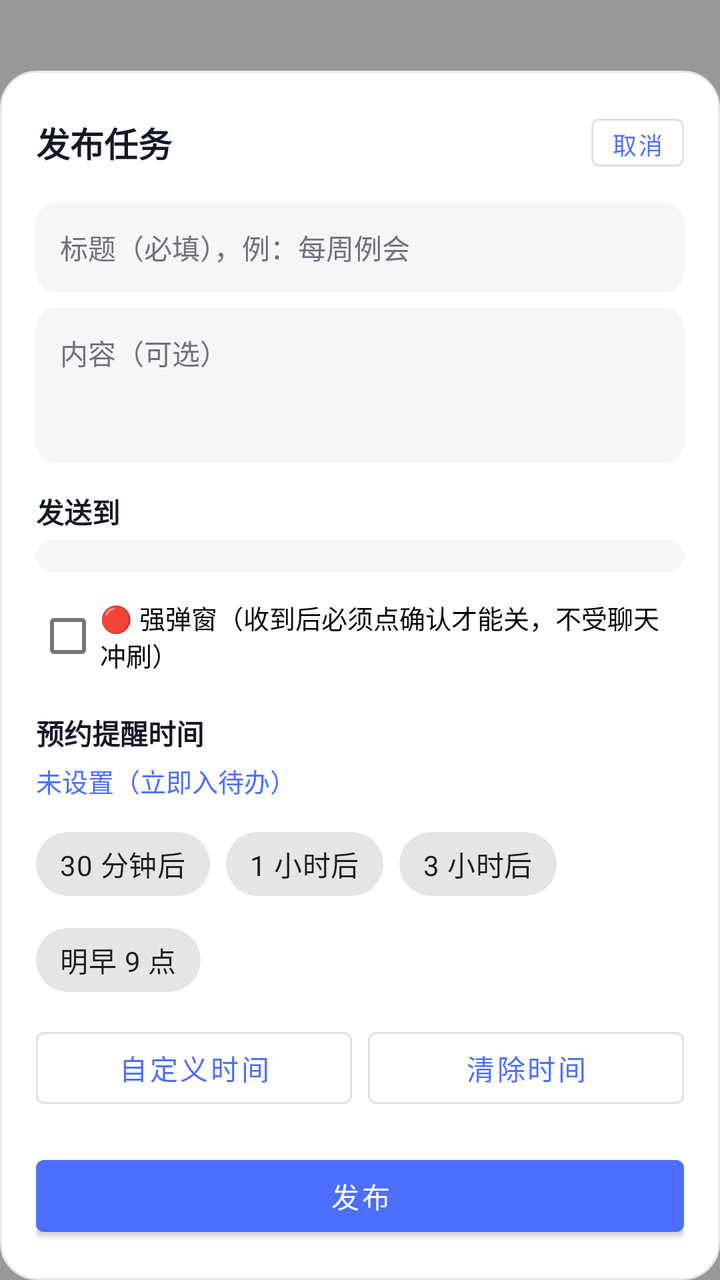
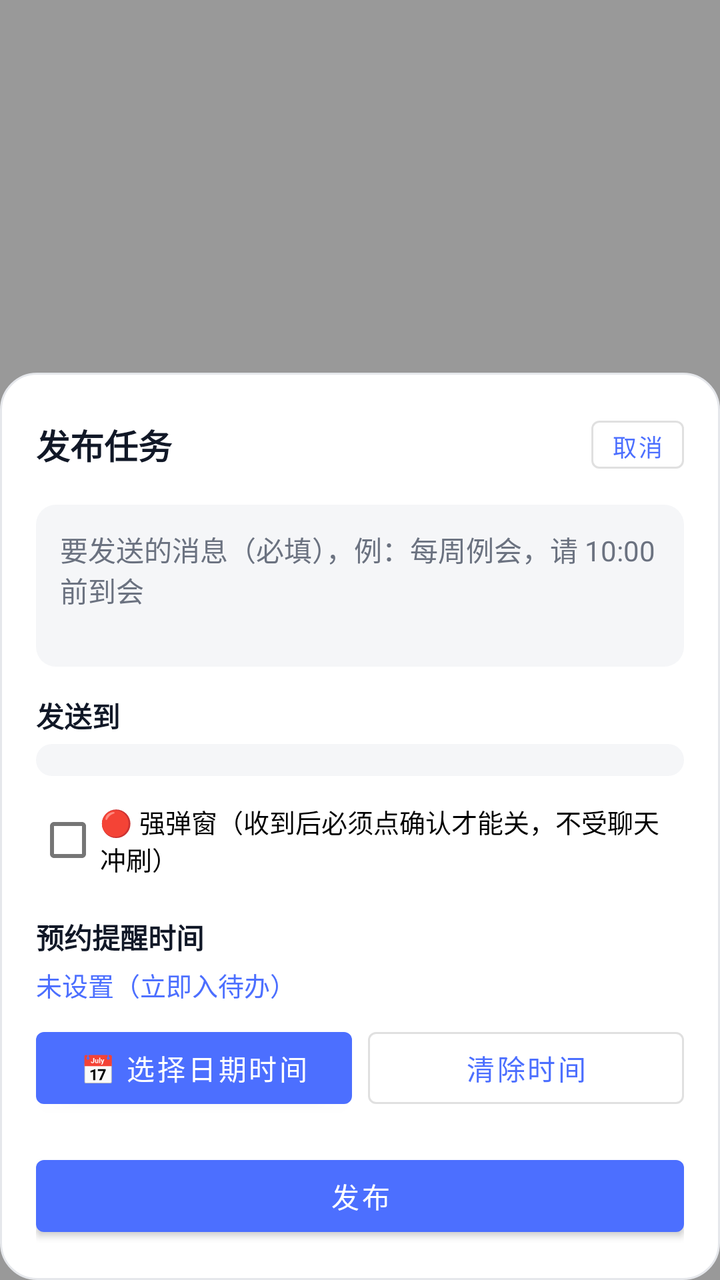

Compare the two renders of this Android layout. The source of the first and the diff that turns it into the second are given below.
<!-- AndroidManifest.xml: activity theme Theme.NoticeFloat.HalfScreen -->
<!-- res/layout/activity_publisher.xml -->
<?xml version="1.0" encoding="utf-8"?>
<FrameLayout xmlns:android="http://schemas.android.com/apk/res/android"
    android:layout_width="match_parent"
    android:layout_height="match_parent"
    android:background="#66000000">

    
    <LinearLayout
        android:layout_width="match_parent"
        android:layout_height="wrap_content"
        android:layout_gravity="bottom"
        android:orientation="vertical"
        android:background="@drawable/bg_panel"
        android:padding="18dp">

        <LinearLayout
            android:layout_width="match_parent"
            android:layout_height="wrap_content"
            android:orientation="horizontal"
            android:gravity="center_vertical">

            <TextView
                android:layout_width="0dp"
                android:layout_weight="1"
                android:layout_height="wrap_content"
                android:text="发布任务"
                android:textColor="@color/text_primary"
                android:textSize="17sp"
                android:textStyle="bold" />

            <Button
                android:id="@+id/btnClose"
                style="?attr/materialButtonOutlinedStyle"
                android:layout_width="wrap_content"
                android:layout_height="36dp"
                android:minWidth="0dp"
                android:paddingHorizontal="10dp"
                android:text="取消"
                android:textSize="12sp" />
        </LinearLayout>

        <EditText
            android:id="@+id/etTitle"
            android:layout_width="match_parent"
            android:layout_height="wrap_content"
            android:layout_marginTop="12dp"
            android:background="@drawable/bg_input"
            android:hint="标题（必填），例：每周例会"
            android:padding="12dp"
            android:inputType="text"
            android:maxLines="1"
            android:textColor="@color/text_primary"
            android:textColorHint="@color/text_secondary"
            android:textSize="14sp" />

        <EditText
            android:id="@+id/etContent"
            android:layout_width="match_parent"
            android:layout_height="wrap_content"
            android:layout_marginTop="8dp"
            android:background="@drawable/bg_input"
            android:hint="内容（可选）"
            android:gravity="top|start"
            android:minLines="3"
            android:padding="12dp"
            android:inputType="textMultiLine"
            android:textColor="@color/text_primary"
            android:textColorHint="@color/text_secondary"
            android:textSize="14sp" />

        <TextView
            android:layout_width="match_parent"
            android:layout_height="wrap_content"
            android:layout_marginTop="14dp"
            android:text="发送到"
            android:textColor="@color/text_primary"
            android:textSize="14sp"
            android:textStyle="bold" />

        <Spinner
            android:id="@+id/spTarget"
            android:layout_width="match_parent"
            android:layout_height="wrap_content"
            android:layout_marginTop="4dp"
            android:background="@drawable/bg_input"
            android:padding="8dp" />

        <CheckBox
            android:id="@+id/cbUrgent"
            android:layout_width="match_parent"
            android:layout_height="wrap_content"
            android:layout_marginTop="8dp"
            android:text="🔴 强弹窗（收到后必须点确认才能关，不受聊天冲刷）"
            android:textSize="13sp" />

        <TextView
            android:layout_width="match_parent"
            android:layout_height="wrap_content"
            android:layout_marginTop="14dp"
            android:text="预约提醒时间"
            android:textColor="@color/text_primary"
            android:textSize="14sp"
            android:textStyle="bold" />

        <TextView
            android:id="@+id/tvTime"
            android:layout_width="match_parent"
            android:layout_height="wrap_content"
            android:layout_marginTop="4dp"
            android:text="未设置（立即入待办）"
            android:textColor="@color/brand"
            android:textSize="13sp" />

        <com.google.android.material.chip.ChipGroup
            android:layout_width="match_parent"
            android:layout_height="wrap_content"
            android:layout_marginTop="8dp">
            <com.google.android.material.chip.Chip
                android:id="@+id/chipIn30m"
                android:layout_width="wrap_content"
                android:layout_height="wrap_content"
                android:text="30 分钟后" />
            <com.google.android.material.chip.Chip
                android:id="@+id/chipIn1h"
                android:layout_width="wrap_content"
                android:layout_height="wrap_content"
                android:text="1 小时后" />
            <com.google.android.material.chip.Chip
                android:id="@+id/chipIn3h"
                android:layout_width="wrap_content"
                android:layout_height="wrap_content"
                android:text="3 小时后" />
            <com.google.android.material.chip.Chip
                android:id="@+id/chipTomorrow9"
                android:layout_width="wrap_content"
                android:layout_height="wrap_content"
                android:text="明早 9 点" />
        </com.google.android.material.chip.ChipGroup>

        <LinearLayout
            android:layout_width="match_parent"
            android:layout_height="wrap_content"
            android:layout_marginTop="6dp"
            android:orientation="horizontal">

            <Button
                android:id="@+id/btnPickTime"
                style="?attr/materialButtonOutlinedStyle"
                android:layout_width="0dp"
                android:layout_weight="1"
                android:layout_height="wrap_content"
                android:text="自定义时间" />

            <Button
                android:id="@+id/btnClearTime"
                style="?attr/materialButtonOutlinedStyle"
                android:layout_width="0dp"
                android:layout_weight="1"
                android:layout_height="wrap_content"
                android:layout_marginStart="8dp"
                android:text="清除时间" />
        </LinearLayout>

        <Button
            android:id="@+id/btnPublish"
            android:layout_width="match_parent"
            android:layout_height="wrap_content"
            android:layout_marginTop="16dp"
            android:text="发布" />

    </LinearLayout>
</FrameLayout>
<!-- resources referenced by this layout -->
<resources>
  <color name="brand">#4C6FFF</color>
  <color name="text_primary">#111827</color>
  <color name="text_secondary">#6B7280</color>
  <!-- drawable bg_input (drawable) -->
  <?xml version="1.0" encoding="utf-8"?>
  <shape xmlns:android="http://schemas.android.com/apk/res/android" android:shape="rectangle">
      <corners android:radius="10dp" />
      <solid android:color="@color/bg_dim" />
  </shape>
  <!-- drawable bg_panel (drawable) -->
  <?xml version="1.0" encoding="utf-8"?>
  <shape xmlns:android="http://schemas.android.com/apk/res/android" android:shape="rectangle">
      <corners android:radius="18dp" />
      <solid android:color="@color/bg" />
      <stroke android:width="1dp" android:color="@color/divider" />
  </shape>
  <style name="Theme.NoticeFloat.HalfScreen" parent="Theme.NoticeFloat">
          <item name="android:windowIsFloating">false</item>
          <item name="android:windowBackground">@android:color/transparent</item>
          <item name="android:windowIsTranslucent">true</item>
          <item name="android:backgroundDimEnabled">true</item>
      </style>
  <color name="bg_dim">#F5F6F8</color>
  <color name="bg">#FFFFFF</color>
  <color name="divider">#E5E7EB</color>
  <style name="Theme.NoticeFloat" parent="Theme.MaterialComponents.Light.NoActionBar">
          <item name="colorPrimary">@color/brand</item>
          <item name="colorPrimaryDark">@color/brand_dark</item>
          <item name="colorAccent">@color/brand</item>
          <item name="android:windowLightStatusBar" tools:targetApi="m">true</item>
          <item name="android:statusBarColor">@android:color/transparent</item>
          <item name="android:windowBackground">@color/bg</item>
          <item name="android:textColor">@color/text_primary</item>
          <item name="android:textColorHint">@color/text_secondary</item>
          
          <item name="android:datePickerDialogTheme">@style/NoticeFloat.PickerDialog</item>
          <item name="android:timePickerDialogTheme">@style/NoticeFloat.PickerDialog</item>
          <item name="android:editTextStyle">@style/NoticeFloat.EditText</item>
      </style>
  <color name="brand_dark">#2246C7</color>
  <style name="NoticeFloat.PickerDialog" parent="Theme.MaterialComponents.Light.Dialog">
          <item name="colorPrimary">@color/brand</item>
          <item name="colorAccent">@color/brand</item>
          <item name="android:textColorPrimary">@color/text_primary</item>
          <item name="android:textColor">@color/text_primary</item>
          <item name="android:windowBackground">@color/bg</item>
      </style>
  <style name="NoticeFloat.EditText" parent="Widget.AppCompat.EditText">
          <item name="android:textColor">@color/text_primary</item>
          <item name="android:textColorHint">@color/text_secondary</item>
          <item name="android:textCursorDrawable">@null</item>
      </style>
</resources>

<!-- the commit's change to res/layout/activity_publisher.xml (unified diff, before → after) -->
@@ -42,24 +42,50 @@
         <EditText
             android:id="@+id/etTitle"
             android:layout_width="match_parent"
+            android:layout_height="0dp"
+            android:layout_weight="0"
+            android:visibility="gone" />
+
+        
+        <LinearLayout
+            android:id="@+id/voiceBar"
+            android:layout_width="match_parent"
+            android:layout_height="wrap_content"
+            android:layout_marginTop="8dp"
+            android:orientation="horizontal"
+            android:gravity="center_vertical"
+            android:background="#FEF3C7"
+            android:padding="10dp"
+            android:visibility="gone">
+
+            <TextView
+                android:id="@+id/tvVoiceStatus"
+                android:layout_width="0dp"
+                android:layout_height="wrap_content"
+                android:layout_weight="1"
+                android:text="🎙 聆听中…"
+                android:textColor="#92400E"
+                android:textSize="13sp"
+                android:textStyle="bold" />
+
+            <Button
+                android:id="@+id/btnVoiceStop"
+                style="?attr/materialButtonOutlinedStyle"
+                android:layout_width="wrap_content"
+                android:layout_height="wrap_content"
+                android:minWidth="0dp"
+                android:paddingHorizontal="12dp"
+                android:text="停止/重录"
+                android:textSize="12sp" />
+        </LinearLayout>
+
+        <EditText
+            android:id="@+id/etContent"
+            android:layout_width="match_parent"
             android:layout_height="wrap_content"
             android:layout_marginTop="12dp"
             android:background="@drawable/bg_input"
-            android:hint="标题（必填），例：每周例会"
-            android:padding="12dp"
-            android:inputType="text"
-            android:maxLines="1"
-            android:textColor="@color/text_primary"
-            android:textColorHint="@color/text_secondary"
-            android:textSize="14sp" />
-
-        <EditText
-            android:id="@+id/etContent"
-            android:layout_width="match_parent"
-            android:layout_height="wrap_content"
-            android:layout_marginTop="8dp"
-            android:background="@drawable/bg_input"
-            android:hint="内容（可选）"
+            android:hint="要发送的消息（必填），例：每周例会，请 10:00 前到会"
             android:gravity="top|start"
             android:minLines="3"
             android:padding="12dp"
@@ -86,6 +112,14 @@
             android:padding="8dp" />
 
         <CheckBox
+            android:id="@+id/cbBroadcast"
+            android:layout_width="match_parent"
+            android:layout_height="wrap_content"
+            android:layout_marginTop="0dp"
+            android:visibility="gone"
+            android:text="" />
+
+        <CheckBox
             android:id="@+id/cbUrgent"
             android:layout_width="match_parent"
             android:layout_height="wrap_content"
@@ -111,10 +145,11 @@
             android:textColor="@color/brand"
             android:textSize="13sp" />
 
+        
         <com.google.android.material.chip.ChipGroup
             android:layout_width="match_parent"
-            android:layout_height="wrap_content"
-            android:layout_marginTop="8dp">
+            android:layout_height="0dp"
+            android:visibility="gone">
             <com.google.android.material.chip.Chip
                 android:id="@+id/chipIn30m"
                 android:layout_width="wrap_content"
@@ -140,16 +175,15 @@
         <LinearLayout
             android:layout_width="match_parent"
             android:layout_height="wrap_content"
-            android:layout_marginTop="6dp"
+            android:layout_marginTop="8dp"
             android:orientation="horizontal">
 
             <Button
                 android:id="@+id/btnPickTime"
-                style="?attr/materialButtonOutlinedStyle"
-                android:layout_width="0dp"
-                android:layout_weight="1"
-                android:layout_height="wrap_content"
-                android:text="自定义时间" />
+                android:layout_width="0dp"
+                android:layout_weight="1"
+                android:layout_height="wrap_content"
+                android:text="📅 选择日期时间" />
 
             <Button
                 android:id="@+id/btnClearTime"
